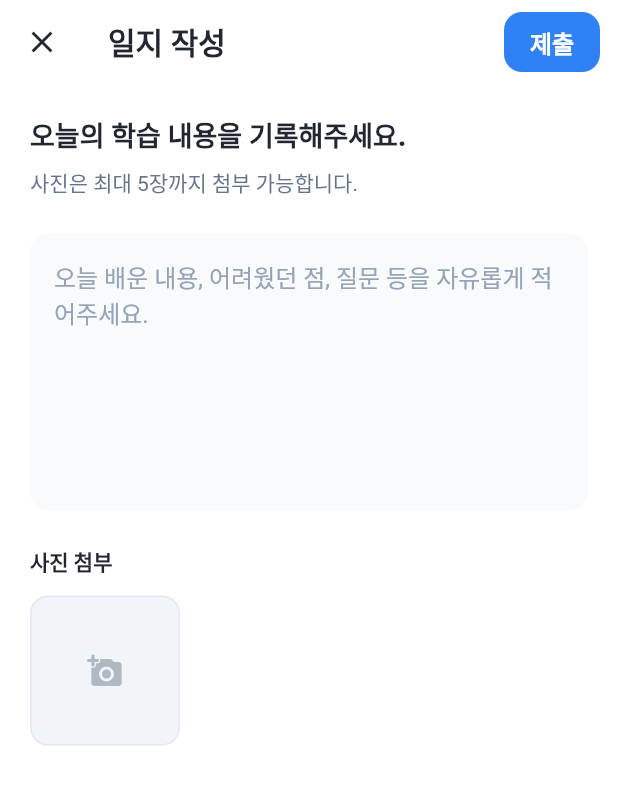
After one commit to LegibleMedal670/nail, a Flutter app: the MenteeJournalSubmitPage screen opened directly, on a phone screen of 412 x 824 dp. The commit adds this screen. Shown: the top 785 px of the screen. Run offline on Flutter 3.47's test engine with Material 3 defaults, Android fonts, the phone set to English and light mode, and no system bars; our stand-ins replace cached_network_image, chewie, dio, file_picker, image_gallery_saver, image_picker and 4 more; missing offline and left inert: video_thumbnail; accounts and stored records are empty; network calls fail; Roboto replaces fonts that are missing (Pretendard).

Commit message:
멘토멘티 일일일지 서버 연결 1차 + 작성 페이지 1차

```diff
--- a/lib/Pages/Mentee/page/MenteeHomeScaffold.dart
+++ b/lib/Pages/Mentee/page/MenteeHomeScaffold.dart
@@ -149,6 +149,8 @@ class _MenteeHomeScaffoldState extends State<MenteeHomeScaffold> {
               },
             ),
           ] else if (_currentIndex == 2) ...[
+            // 채팅 탭: 별도 액션 없음 (로그아웃 공통)
+          ] else if (_currentIndex == 3) ...[
             Center(
               child: Padding(
                 padding: const EdgeInsets.only(right: 6),
--- /dev/null
+++ b/lib/Pages/Mentee/page/MenteeJournalSubmitPage.dart
@@ -0,0 +1,178 @@
+import 'dart:io';
+import 'package:flutter/material.dart';
+import 'package:image_picker/image_picker.dart';
+import 'package:nail/Pages/Common/ui_tokens.dart';
+import 'package:nail/Services/SupabaseService.dart';
+
+class MenteeJournalSubmitPage extends StatefulWidget {
+  const MenteeJournalSubmitPage({super.key});
+
+  @override
+  State<MenteeJournalSubmitPage> createState() => _MenteeJournalSubmitPageState();
+}
+
+class _MenteeJournalSubmitPageState extends State<MenteeJournalSubmitPage> {
+  final _textController = TextEditingController();
+  final List<XFile> _photos = [];
+  bool _uploading = false;
+
+  Future<void> _pickPhoto() async {
+    final picker = ImagePicker();
+    // 다중 선택
+    final List<XFile> picked = await picker.pickMultiImage(
+      imageQuality: 85,
+      maxWidth: 1600,
+    );
+
+    if (picked.isNotEmpty) {
+      setState(() {
+        // 최대 5장 제한 (기존 + 신규)
+        final remaining = 5 - _photos.length;
+        if (remaining <= 0) {
+          ScaffoldMessenger.of(context).showSnackBar(const SnackBar(content: Text('사진은 최대 5장까지 첨부할 수 있습니다.')));
+          return;
+        }
+
+        if (picked.length > remaining) {
+          _photos.addAll(picked.take(remaining));
+          ScaffoldMessenger.of(context).showSnackBar(const SnackBar(content: Text('사진은 최대 5장까지만 추가됩니다.')));
+        } else {
+          _photos.addAll(picked);
+        }
+      });
+    }
+  }
+
+  Future<void> _submit() async {
+    final text = _textController.text.trim();
+    if (text.isEmpty && _photos.isEmpty) {
+      ScaffoldMessenger.of(context).showSnackBar(const SnackBar(content: Text('내용이나 사진을 입력해주세요.')));
+      return;
+    }
+
+    setState(() => _uploading = true);
+    try {
+      // 1. 사진 업로드
+      final List<String> uploadedPaths = [];
+      for (final photo in _photos) {
+        final path = await SupabaseService.instance.uploadJournalPhoto(File(photo.path));
+        uploadedPaths.add(path);
+      }
+
+      // 2. RPC 호출
+      await SupabaseService.instance.menteeSubmitJournalEntry(
+        content: text,
+        photos: uploadedPaths,
+      );
+
+      if (!mounted) return;
+      Navigator.pop(context, true); // 성공 반환
+    } catch (e) {
+      ScaffoldMessenger.of(context).showSnackBar(SnackBar(content: Text('제출 실패: $e')));
+    } finally {
+      if (mounted) setState(() => _uploading = false);
+    }
+  }
+
+  @override
+  Widget build(BuildContext context) {
+    return Scaffold(
+      backgroundColor: Colors.white,
+      appBar: AppBar(
+        backgroundColor: Colors.white,
+        elevation: 0,
+        leading: IconButton(
+          icon: const Icon(Icons.close, color: UiTokens.title),
+          onPressed: () => Navigator.pop(context),
+        ),
+        title: const Text('일지 작성', style: TextStyle(color: UiTokens.title, fontWeight: FontWeight.w800)),
+        actions: [
+          Padding(
+            padding: const EdgeInsets.symmetric(vertical: 8.0, horizontal: 4),
+            child: FilledButton(
+              onPressed: _uploading ? null : _submit,
+              style: FilledButton.styleFrom(backgroundColor: UiTokens.primaryBlue, shape: RoundedRectangleBorder(borderRadius: BorderRadius.circular(12))),
+              child: _uploading
+                  ? const SizedBox(width: 16, height: 16, child: CircularProgressIndicator(strokeWidth: 2))
+                  : const Text('제출', style: TextStyle(fontSize: 16, fontWeight: FontWeight.w700)),
+            ),
+          ),
+          const SizedBox(width: 8),
+        ],
+      ),
+      body: ListView(
+        padding: const EdgeInsets.all(20),
+        children: [
+          const Text('오늘의 학습 내용을 기록해주세요.', style: TextStyle(color: UiTokens.title, fontSize: 18, fontWeight: FontWeight.w800)),
+          const SizedBox(height: 8),
+          const Text('사진은 최대 5장까지 첨부 가능합니다.', style: TextStyle(color: Color(0xFF64748B), fontSize: 14)),
+          const SizedBox(height: 24),
+          TextField(
+            controller: _textController,
+            maxLines: 8,
+            decoration: InputDecoration(
+              hintText: '오늘 배운 내용, 어려웠던 점, 질문 등을 자유롭게 적어주세요.',
+              hintStyle: const TextStyle(color: Color(0xFF94A3B8)),
+              filled: true,
+              fillColor: const Color(0xFFF8FAFC),
+              border: OutlineInputBorder(borderRadius: BorderRadius.circular(12), borderSide: BorderSide.none),
+              contentPadding: const EdgeInsets.all(16),
+            ),
+          ),
+          const SizedBox(height: 24),
+          const Text('사진 첨부', style: TextStyle(color: UiTokens.title, fontWeight: FontWeight.w700)),
+          const SizedBox(height: 12),
+          Wrap(
+            spacing: 12,
+            runSpacing: 12,
+            children: [
+              ..._photos.asMap().entries.map((entry) {
+                final index = entry.key;
+                final file = entry.value;
+                return Stack(
+                  children: [
+                    Container(
+                      width: 100,
+                      height: 100,
+                      decoration: BoxDecoration(
+                        borderRadius: BorderRadius.circular(12),
+                        image: DecorationImage(image: FileImage(File(file.path)), fit: BoxFit.cover),
+                      ),
+                    ),
+                    Positioned(
+                      top: 4,
+                      right: 4,
+                      child: InkWell(
+                        onTap: () => setState(() => _photos.removeAt(index)),
+                        child: Container(
+                          padding: const EdgeInsets.all(4),
+                          decoration: const BoxDecoration(color: Colors.black54, shape: BoxShape.circle),
+                          child: const Icon(Icons.close, size: 16, color: Colors.white),
+                        ),
+                      ),
+                    ),
+                  ],
+                );
+              }),
+              if (_photos.length < 5)
+                InkWell(
+                  onTap: _pickPhoto,
+                  borderRadius: BorderRadius.circular(12),
+                  child: Container(
+                    width: 100,
+                    height: 100,
+                    decoration: BoxDecoration(
+                      color: const Color(0xFFF1F5F9),
+                      borderRadius: BorderRadius.circular(12),
+                      border: Border.all(color: const Color(0xFFE2E8F0)),
+                    ),
+                    child: const Center(child: Icon(Icons.add_a_photo_rounded, color: UiTokens.actionIcon)),
+                  ),
+                ),
+            ],
+          ),
+        ],
+      ),
+    );
+  }
+}
```
Also changed, not shown: lib/Pages/Mentee/page/MenteeJournalPage.dart (+187 -63 lines), lib/Services/SupabaseService.dart (+116 -0 lines).
